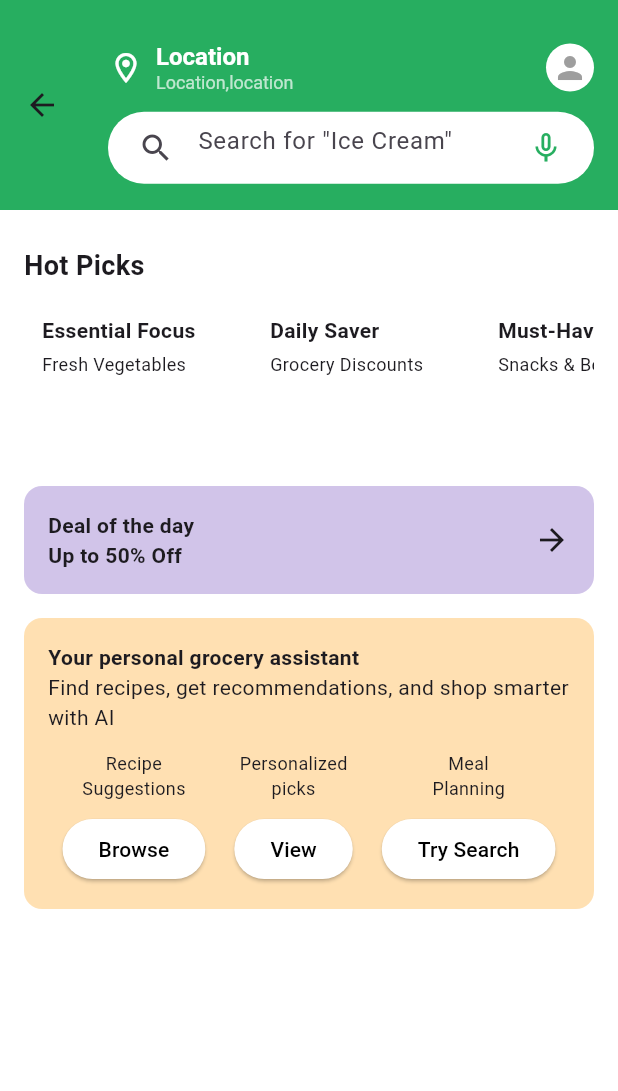
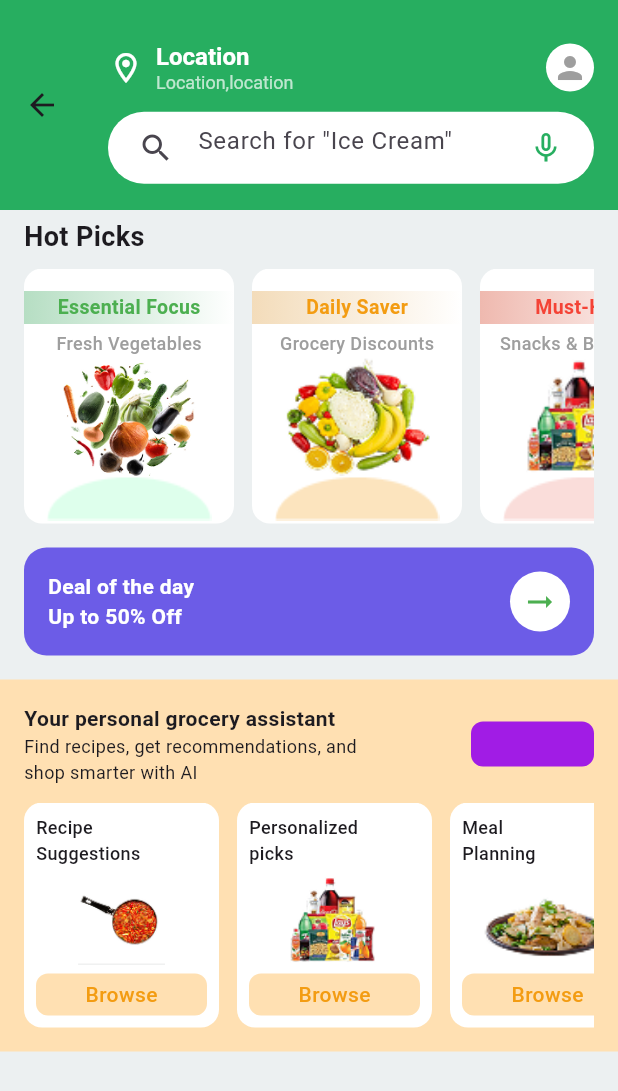
Before and after one commit to pokaktechnologies/supermarket-cust-fe, a Flutter app: the HomePage screen opened directly, on a phone screen of 412 x 824 dp. Shown: the top 1091 px of the screen. Run offline on Flutter 3.47's test engine with Material 3 defaults, Android fonts, the phone set to English and light mode, and no system bars.

```diff
--- a/lib/core/themes/app_assets.dart
+++ b/lib/core/themes/app_assets.dart
@@ -19,4 +19,8 @@ class AppAssets {
       'assets/images/dailysaver_ellipse.png';
   static const String musthaveEllipseIcon =
       'assets/images/musthave_ellipse.png';
+
+  static const String recipeImg = 'assets/images/recipe_img.png';
+  static const String personalPicImg = 'assets/images/personal_pics.png';
+  static const String mealsPlannerImg = 'assets/images/meals_planning.png';
 }
--- a/lib/core/themes/app_colors.dart
+++ b/lib/core/themes/app_colors.dart
@@ -25,4 +25,6 @@ class AppColors {
   static const Color softRed = Color.fromARGB(255, 234, 170, 159);
 
   static const purpleAccent = Color(0xFF6C5CE7);
+  static const buttonBrown = Color(0xFFF39C12E7);
+
 }
--- a/lib/homePage.dart
+++ /dev/null
@@ -1,229 +0,0 @@
-import 'package:flutter/material.dart';
-import 'package:supermarket_customer_fe/core/utils/navigations.dart';
-import 'package:supermarket_customer_fe/views/profile/profile_page.dart';
-
-class HomePage extends StatelessWidget {
-  const HomePage({super.key});
-
-  @override
-  Widget build(BuildContext context) {
-    return Scaffold(
-      backgroundColor: Colors.white,
-      appBar: AppBar(
-        backgroundColor: const Color(0xFF27AE60), // Green color (#27AE60)
-        elevation: 0,
-        toolbarHeight: 140, // Extend AppBar height
-        title: Column(
-          crossAxisAlignment: CrossAxisAlignment.start,
-          children: [
-            const SizedBox(height: 10),
-            Row(
-              children: [
-                const Icon(Icons.location_on_outlined, color: Colors.white),
-                const SizedBox(width: 8),
-                const Column(
-                  crossAxisAlignment: CrossAxisAlignment.start,
-                  children: [
-                    Text(
-                      'Location',
-                      style: TextStyle(
-                        color: Colors.white,
-                        fontWeight: FontWeight.bold,
-                        fontSize: 16,
-                      ),
-                    ),
-                    Text(
-                      'Location,location',
-                      style: TextStyle(color: Colors.white70, fontSize: 12),
-                    ),
-                  ],
-                ),
-                const Spacer(),
-                GestureDetector(
-                  onTap: () {
-                    pushNavigation(context, const ProfilePage());
-                  },
-                  child: const CircleAvatar(
-                    backgroundColor: Colors.white,
-                    radius: 16,
-                    child: Icon(Icons.person, color: Colors.grey),
-                  ),
-                ),
-              ],
-            ),
-            const SizedBox(height: 12),
-            // Rounded Search Bar
-            Container(
-              padding: const EdgeInsets.symmetric(horizontal: 8),
-              decoration: BoxDecoration(
-                color: Colors.white,
-                borderRadius: BorderRadius.circular(50), // Rounded pill shape
-              ),
-              child: const TextField(
-                decoration: InputDecoration(
-                  hintText: 'Search for "Ice Cream"',
-                  prefixIcon: Icon(Icons.search),
-                  suffixIcon: Icon(Icons.mic_none, color: Color(0xFF27AE60)),
-                  border: InputBorder.none,
-                ),
-              ),
-            ),
-          ],
-        ),
-      ),
-      body: SafeArea(
-        child: Stack(
-          children: [
-            ListView(
-              padding: const EdgeInsets.all(16),
-              children: [
-                const SizedBox(height: 8),
-                const Text(
-                  'Hot Picks',
-                  style: TextStyle(fontSize: 18, fontWeight: FontWeight.bold),
-                ),
-                const SizedBox(height: 8),
-                SizedBox(
-                  height: 110,
-                  child: ListView(
-                    scrollDirection: Axis.horizontal,
-                    children: const [
-                      HotPickItem(
-                        title: 'Essential Focus',
-                        subtitle: 'Fresh Vegetables',
-                      ),
-                      HotPickItem(
-                        title: 'Daily Saver',
-                        subtitle: 'Grocery Discounts',
-                      ),
-                      HotPickItem(
-                        title: 'Must-Have',
-                        subtitle: 'Snacks & Beverages',
-                      ),
-                    ],
-                  ),
-                ),
-                const SizedBox(height: 16),
-                Container(
-                  padding: const EdgeInsets.all(16),
-                  decoration: BoxDecoration(
-                    color: Colors.deepPurple.shade100,
-                    borderRadius: BorderRadius.circular(12),
-                  ),
-                  child: const Row(
-                    mainAxisAlignment: MainAxisAlignment.spaceBetween,
-                    children: [
-                      Text(
-                        'Deal of the day\nUp to 50% Off',
-                        style: TextStyle(fontWeight: FontWeight.bold),
-                      ),
-                      Icon(Icons.arrow_forward),
-                    ],
-                  ),
-                ),
-                const SizedBox(height: 16),
-                Container(
-                  padding: const EdgeInsets.all(16),
-                  decoration: BoxDecoration(
-                    color: Colors.orange.shade100,
-                    borderRadius: BorderRadius.circular(12),
-                  ),
-                  child: const Column(
-                    crossAxisAlignment: CrossAxisAlignment.start,
-                    children: [
-                      Text(
-                        'Your personal grocery assistant',
-                        style: TextStyle(fontWeight: FontWeight.bold),
-                      ),
-                      Text(
-                        'Find recipes, get recommendations, and shop smarter with AI',
-                      ),
-                      SizedBox(height: 12),
-                      Row(
-                        mainAxisAlignment: MainAxisAlignment.spaceAround,
-                        children: [
-                          AssistantTile(
-                            title: 'Recipe\nSuggestions',
-                            buttonText: 'Browse',
-                          ),
-                          AssistantTile(
-                            title: 'Personalized\npicks',
-                            buttonText: 'View',
-                          ),
-                          AssistantTile(
-                            title: 'Meal\nPlanning',
-                            buttonText: 'Try Search',
-                          ),
-                        ],
-                      ),
-                    ],
-                  ),
-                ),
-              ],
-            ),
-          ],
-        ),
-      ),
-    );
-  }
-}
-
-class HotPickItem extends StatelessWidget {
-  final String title;
-  final String subtitle;
-  const HotPickItem({super.key, required this.title, required this.subtitle});
-
-  @override
-  Widget build(BuildContext context) {
-    return Container(
-      width: 140,
-      margin: const EdgeInsets.only(right: 12),
-      padding: const EdgeInsets.all(12),
-      decoration: BoxDecoration(
-        color: Colors.white,
-        borderRadius: BorderRadius.circular(12),
-      ),
-      child: Column(
-        crossAxisAlignment: CrossAxisAlignment.start,
-        children: [
-          Text(
-            title,
-            style: const TextStyle(fontWeight: FontWeight.bold, fontSize: 14),
-          ),
-          const SizedBox(height: 4),
-          Text(subtitle, style: const TextStyle(fontSize: 12)),
-          const Spacer(),
-        ],
-      ),
-    );
-  }
-}
-
-class AssistantTile extends StatelessWidget {
-  final String title;
-  final String buttonText;
-  const AssistantTile({
-    super.key,
-    required this.title,
-    required this.buttonText,
-  });
-
-  @override
-  Widget build(BuildContext context) {
-    return Column(
-      children: [
-        Text(
-          title,
-          textAlign: TextAlign.center,
-          style: const TextStyle(fontSize: 12),
-        ),
-        const SizedBox(height: 8),
-        ElevatedButton(
-          onPressed: () {},
-          style: ElevatedButton.styleFrom(backgroundColor: Colors.white),
-          child: Text(buttonText, style: const TextStyle(color: Colors.black)),
-        ),
-      ],
-    );
-  }
-}
--- a/lib/views/auth/loginScreen.dart
+++ b/lib/views/auth/loginScreen.dart
@@ -4,7 +4,7 @@ import 'package:supermarket_customer_fe/core/themes/app_colors.dart';
 import 'package:supermarket_customer_fe/core/utils/navigations.dart';
 import 'package:supermarket_customer_fe/views/auth/signup.dart';
 import 'package:supermarket_customer_fe/views/home/homeMainScreen.dart';
-import 'package:supermarket_customer_fe/widgets/customButton.dart';
+import 'package:supermarket_customer_fe/widgets/buttons/customButton.dart';
 
 class LoginScreen extends StatelessWidget {
   const LoginScreen({super.key});
--- a/lib/views/auth/otpScreen.dart
+++ b/lib/views/auth/otpScreen.dart
@@ -3,7 +3,7 @@ import 'package:supermarket_customer_fe/core/themes/app_colors.dart';
 import 'package:supermarket_customer_fe/core/utils/navigations.dart';
 import 'package:supermarket_customer_fe/views/auth/signup.dart';
 import 'package:supermarket_customer_fe/views/home/homeMainScreen.dart';
-import 'package:supermarket_customer_fe/widgets/customButton.dart';
+import 'package:supermarket_customer_fe/widgets/buttons/customButton.dart';
 
 class OtpScreen extends StatelessWidget {
   const OtpScreen({super.key});
--- a/lib/views/auth/signup.dart
+++ b/lib/views/auth/signup.dart
@@ -4,7 +4,7 @@ import 'package:supermarket_customer_fe/core/themes/app_colors.dart';
 import 'package:supermarket_customer_fe/core/utils/navigations.dart';
 import 'package:supermarket_customer_fe/views/auth/loginScreen.dart';
 import 'package:supermarket_customer_fe/views/auth/otpScreen.dart';
-import 'package:supermarket_customer_fe/widgets/customButton.dart';
+import 'package:supermarket_customer_fe/widgets/buttons/customButton.dart';
 
 class Signup extends StatefulWidget {
   const Signup({super.key});
--- /dev/null
+++ b/lib/views/home/assistant_tile.dart
@@ -0,0 +1,51 @@
+import 'package:flutter/material.dart';
+import 'package:supermarket_customer_fe/core/themes/app_colors.dart';
+import 'package:supermarket_customer_fe/widgets/buttons/browse_button.dart';
+
+class AssistantTile extends StatelessWidget {
+  final String title;
+  final String buttonText;
+  final String assetImage;
+  const AssistantTile({
+    super.key,
+    required this.title,
+    required this.buttonText,
+    required this.assetImage,
+  });
+
+  @override
+  Widget build(BuildContext context) {
+    return Container(
+      width: 130,
+      margin: const EdgeInsets.only(right: 12),
+      decoration: BoxDecoration(
+        color: AppColors.white,
+        borderRadius: BorderRadius.circular(12),
+      ),
+      child: Padding(
+        padding: const EdgeInsets.all(8.0),
+        child: Column(
+          mainAxisAlignment: MainAxisAlignment.spaceBetween,
+          crossAxisAlignment: CrossAxisAlignment.start,
+          children: [
+            Text(
+              title,
+              style: const TextStyle(fontSize: 12, fontWeight: FontWeight.w500),
+            ),
+            Center(
+              child: Image.asset(
+                assetImage,
+                height: 60,
+                fit: BoxFit.fill,
+              ),
+            ),
+            BrowseButton(
+              text: "Browse",
+              onPressed: () => print("button pressed"),
+            ),
+          ],
+        ),
+      ),
+    );
+  }
+}
--- a/lib/views/home/homePage.dart
+++ b/lib/views/home/homePage.dart
@@ -2,6 +2,7 @@ import 'package:flutter/material.dart';
 import 'package:supermarket_customer_fe/core/themes/app_assets.dart';
 import 'package:supermarket_customer_fe/core/themes/app_colors.dart';
 import 'package:supermarket_customer_fe/core/utils/navigations.dart';
+import 'package:supermarket_customer_fe/views/home/assistant_tile.dart';
 import 'package:supermarket_customer_fe/views/home/hot_pic_item.dart';
 import 'package:supermarket_customer_fe/views/profile/profile_page.dart';
 
@@ -79,7 +80,7 @@ class HomePage extends StatelessWidget {
           children: [
             ListView(
               children: [
-                SizedBox(height: 5,),
+                SizedBox(height: 5),
                 Padding(
                   padding: const EdgeInsets.only(left: 16, right: 16),
                   child: const Text(
@@ -95,7 +96,7 @@ class HomePage extends StatelessWidget {
                     child: ListView(
                       scrollDirection: Axis.horizontal,
                       children: const [
-                        HotPickItem(
+                        HotPickItemSec(
                           title: 'Essential Focus',
                           subtitle: 'Fresh Vegetables',
                           primaryColor: AppColors.mixedLightGreen,
@@ -103,7 +104,7 @@ class HomePage extends StatelessWidget {
                           bottomImg: AppAssets.essentialEllipseIcon,
                           primaryImg: AppAssets.essentialIcon,
                         ),
-                        HotPickItem(
+                        HotPickItemSec(
                           title: 'Daily Saver',
                           subtitle: 'Grocery Discounts',
                           primaryColor: AppColors.softAmber,
@@ -111,7 +112,7 @@ class HomePage extends StatelessWidget {
                           bottomImg: AppAssets.dailySaverEllipseImg,
                           primaryImg: AppAssets.dailySaverImg,
                         ),
-                        HotPickItem(
+                        HotPickItemSec(
                           title: 'Must-Have',
                           subtitle: 'Snacks & Beverages',
                           primaryColor: Color.fromARGB(255, 239, 185, 175),
@@ -163,10 +164,14 @@ class HomePage extends StatelessWidget {
                 const SizedBox(height: 16),
                 Container(
                   padding: const EdgeInsets.all(16),
-                  decoration: BoxDecoration(
-                    color: Colors.orange.shade100,
-                  ),
-                  child: const Column(
+                  decoration: BoxDecoration(color: Colors.orange.shade100),
+                  child: Column(
+                    crossAxisAlignment: CrossAxisAlignment.start,
+                    children: [
+                      Row(
+                        mainAxisAlignment: MainAxisAlignment.spaceBetween,
+                        children: [
+                          Column(
                             crossAxisAlignment: CrossAxisAlignment.start,
                             children: [
                               Text(
@@ -174,64 +179,55 @@ class HomePage extends StatelessWidget {
                                 style: TextStyle(fontWeight: FontWeight.bold),
                               ),
                               Text(
-                        'Find recipes, get recommendations, and shop smarter with AI',
+                                'Find recipes, get recommendations, and \nshop smarter with AI',
+                                style: TextStyle(fontSize: 12),
                               ),
+                            ],
+                          ),
+                          Container(
+                            height: 30,
+                            width: 82,
+                            decoration: BoxDecoration(
+                              color: AppColors.buttonBrown,
+                              borderRadius: BorderRadius.circular(8),
+                            ),
+                          ),
+                        ],
+                      ),
+
                       SizedBox(height: 12),
-                      Row(
-                        mainAxisAlignment: MainAxisAlignment.spaceAround,
+                      SizedBox(
+                        height: 150,
+                        child: ListView(
+                          scrollDirection: Axis.horizontal,
                           children: [
                             AssistantTile(
                               title: 'Recipe\nSuggestions',
                               buttonText: 'Browse',
+                              assetImage: AppAssets.recipeImg,
                             ),
                             AssistantTile(
                               title: 'Personalized\npicks',
                               buttonText: 'View',
+                              assetImage: AppAssets.personalPicImg,
                             ),
                             AssistantTile(
                               title: 'Meal\nPlanning',
                               buttonText: 'Try Search',
-                          ),
-                        ],
+                              assetImage: AppAssets.mealsPlannerImg,
                             ),
                           ],
                         ),
                       ),
                     ],
                   ),
+                ),
+                SizedBox(height: 124),
+              ],
+            ),
           ],
         ),
       ),
-      // bottomNavigationBar: const BottomBar(),
     );
   }
 }
-
-class AssistantTile extends StatelessWidget {
-  final String title;
-  final String buttonText;
-  const AssistantTile({
-    super.key,
-    required this.title,
-    required this.buttonText,
-  });
-
-  @override
-  Widget build(BuildContext context) {
-    return Column(
-      children: [
-        Text(
-          title,
-          textAlign: TextAlign.center,
-          style: const TextStyle(fontSize: 12),
-        ),
-        const SizedBox(height: 8),
-        ElevatedButton(
-          onPressed: () {},
-          style: ElevatedButton.styleFrom(backgroundColor: Colors.white),
-          child: Text(buttonText, style: const TextStyle(color: Colors.black)),
-        ),
-      ],
-    );
-  }
-}
--- a/lib/views/home/hot_pic_item.dart
+++ b/lib/views/home/hot_pic_item.dart
@@ -1,14 +1,14 @@
 import 'package:flutter/material.dart';
 import 'package:supermarket_customer_fe/core/themes/app_colors.dart';
 
-class HotPickItem extends StatelessWidget {
+class HotPickItemSec extends StatelessWidget {
   final String title;
   final String subtitle;
   final Color primaryColor;
   final Color textColor;
   final String bottomImg;
   final String primaryImg;
-  const HotPickItem({
+  const HotPickItemSec({
     super.key,
     required this.title,
     required this.subtitle,
--- a/lib/views/re-order/re-order.dart
+++ b/lib/views/re-order/re-order.dart
@@ -1,6 +1,6 @@
 import 'package:flutter/material.dart';
 import 'package:supermarket_customer_fe/core/themes/app_colors.dart';
-import 'package:supermarket_customer_fe/widgets/customButton.dart';
+import 'package:supermarket_customer_fe/widgets/buttons/customButton.dart';
 
 class ReorderScreen extends StatelessWidget {
   const ReorderScreen({super.key});
--- /dev/null
+++ b/lib/widgets/buttons/browse_button.dart
@@ -0,0 +1,36 @@
+import 'package:flutter/material.dart';
+import 'package:supermarket_customer_fe/core/themes/app_colors.dart';
+
+class BrowseButton extends StatelessWidget {
+  final String text;
+  final VoidCallback onPressed;
+  const BrowseButton({super.key, required this.text, required this.onPressed});
+
+  @override
+  Widget build(BuildContext context) {
+    return InkWell(
+      onTap: () {
+        onPressed();
+      },
+      child: Container(
+        height: 28,
+
+        width: double.infinity,
+        decoration: BoxDecoration(
+          color: Colors.orange.shade100,
+          borderRadius: BorderRadius.circular(8),
+        ),
+        child: Center(
+          child: Text(
+            text,
+            style: const TextStyle(
+              color: AppColors.amberYellow,
+              fontSize: 14,
+              fontWeight: FontWeight.w500,
+            ),
+          ),
+        ),
+      ),
+    );
+  }
+}
```
Also changed, not shown: assets/images/meals_planning.png (added), assets/images/personal_pics.png (added), assets/images/recipe_img.png (added), lib/widgets/buttons/customButton.dart (renamed from lib/widgets/customButton.dart). Lines whose indentation alone changed are shown as unchanged.
